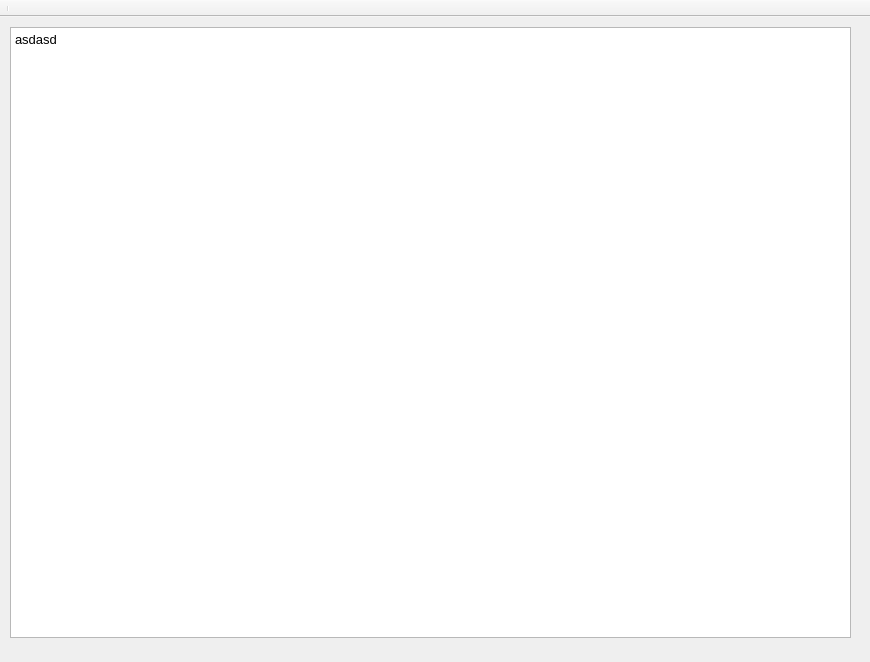
Old version of the form Qt_GUI/mainwindow.ui in the repository AbdulovHell/simply_math.
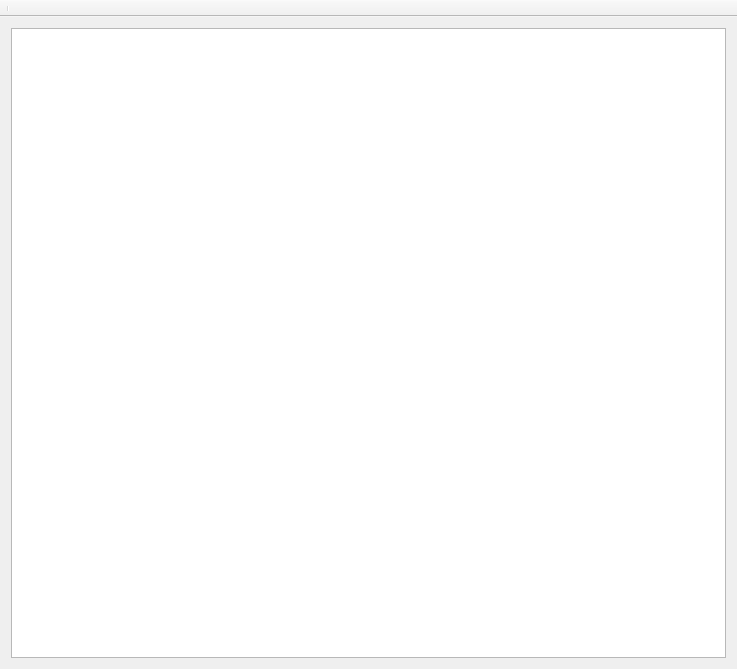
New version of the form.

Patch:
```diff
--- a/Qt_GUI/mainwindow.ui
+++ b/Qt_GUI/mainwindow.ui
@@ -6,8 +6,8 @@
    <rect>
     <x>0</x>
     <y>0</y>
-    <width>870</width>
-    <height>662</height>
+    <width>737</width>
+    <height>669</height>
    </rect>
   </property>
   <property name="sizePolicy">
@@ -20,29 +20,21 @@
    <string>MainWindow</string>
   </property>
   <widget class="QWidget" name="centralWidget">
-   <widget class="QTextEdit" name="inputText">
-    <property name="geometry">
-     <rect>
-      <x>10</x>
-      <y>10</y>
-      <width>841</width>
-      <height>611</height>
-     </rect>
-    </property>
-    <property name="autoFillBackground">
-     <bool>false</bool>
-    </property>
-    <property name="html">
-     <string>&lt;!DOCTYPE HTML PUBLIC &quot;-//W3C//DTD HTML 4.0//EN&quot; &quot;http://www.w3.org/TR/REC-html40/strict.dtd&quot;&gt;
-&lt;html&gt;&lt;head&gt;&lt;meta name=&quot;qrichtext&quot; content=&quot;1&quot; /&gt;&lt;style type=&quot;text/css&quot;&gt;
-p, li { white-space: pre-wrap; }
-&lt;/style&gt;&lt;/head&gt;&lt;body style=&quot; font-family:'MS Shell Dlg 2'; font-size:8.25pt; font-weight:400; font-style:normal;&quot;&gt;
-&lt;p style=&quot; margin-top:0px; margin-bottom:0px; margin-left:0px; margin-right:0px; -qt-block-indent:0; text-indent:0px;&quot;&gt;&lt;span style=&quot; font-size:10pt;&quot;&gt;asdasd&lt;/span&gt;&lt;/p&gt;&lt;/body&gt;&lt;/html&gt;</string>
-    </property>
-    <property name="placeholderText">
-     <string/>
-    </property>
-   </widget>
+   <property name="sizePolicy">
+    <sizepolicy hsizetype="Maximum" vsizetype="Maximum">
+     <horstretch>0</horstretch>
+     <verstretch>0</verstretch>
+    </sizepolicy>
+   </property>
+   <layout class="QHBoxLayout" name="horizontalLayout">
+    <item>
+     <widget class="QTextEdit" name="inputText">
+      <property name="lineWrapMode">
+       <enum>QTextEdit::NoWrap</enum>
+      </property>
+     </widget>
+    </item>
+   </layout>
   </widget>
   <widget class="QMenuBar" name="menuBar">
    <property name="geometry">
```
Left out of the diff: 2 changed lines with no effect on the pictures.
